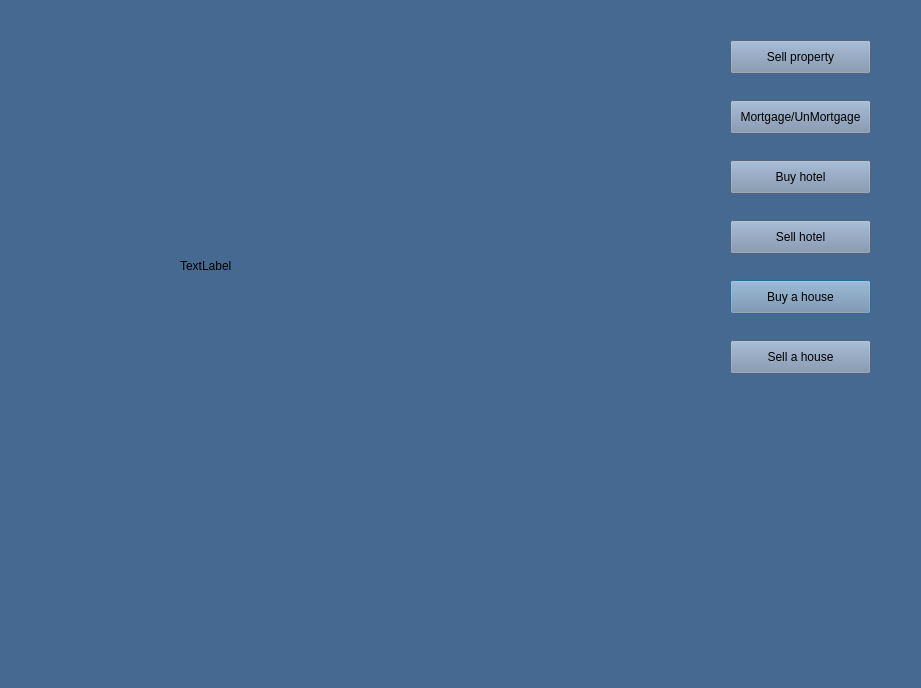
Above: Monopoly/my_properties.ui from shaahinfaezi/Monopoly before the change. Below: the same form after it.
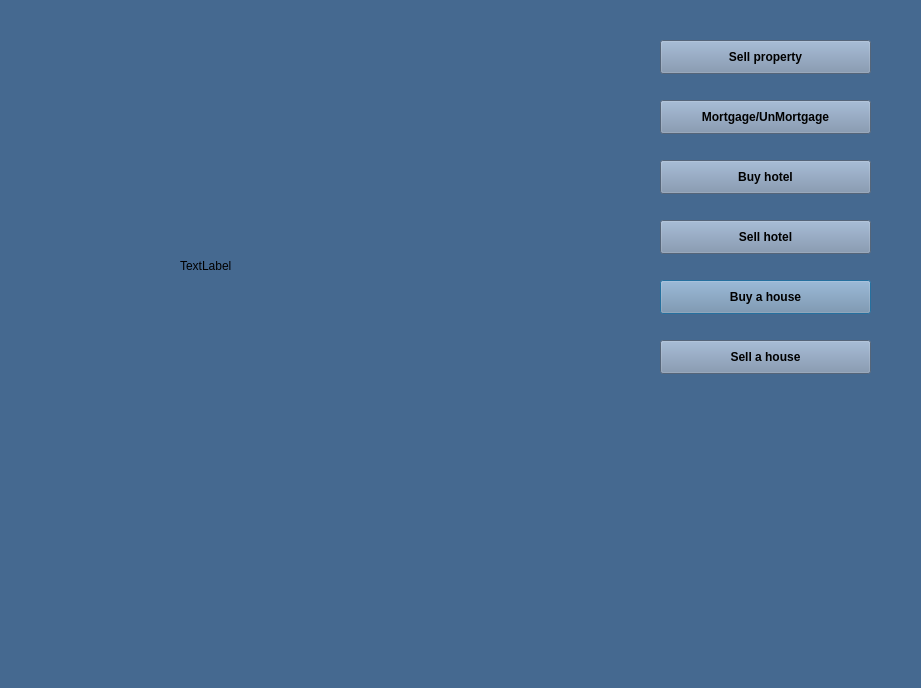
That is the form after the change.

Diff of the .ui file:
```diff
--- a/Monopoly/my_properties.ui
+++ b/Monopoly/my_properties.ui
@@ -20,12 +20,18 @@
   <widget class="QPushButton" name="pushButton">
    <property name="geometry">
     <rect>
-     <x>730</x>
+     <x>660</x>
      <y>280</y>
-     <width>141</width>
+     <width>211</width>
      <height>34</height>
     </rect>
    </property>
+   <property name="font">
+    <font>
+     <weight>75</weight>
+     <bold>true</bold>
+    </font>
+   </property>
    <property name="styleSheet">
     <string notr="true">background-color: rgb(119, 141, 169);
 </string>
@@ -37,12 +43,18 @@
   <widget class="QPushButton" name="pushButton_2">
    <property name="geometry">
     <rect>
-     <x>730</x>
+     <x>660</x>
      <y>160</y>
-     <width>141</width>
+     <width>211</width>
      <height>34</height>
     </rect>
    </property>
+   <property name="font">
+    <font>
+     <weight>75</weight>
+     <bold>true</bold>
+    </font>
+   </property>
    <property name="styleSheet">
     <string notr="true">background-color: rgb(119, 141, 169);
 </string>
@@ -54,12 +66,18 @@
   <widget class="QPushButton" name="pushButton_3">
    <property name="geometry">
     <rect>
-     <x>730</x>
+     <x>660</x>
      <y>40</y>
-     <width>141</width>
+     <width>211</width>
      <height>34</height>
     </rect>
    </property>
+   <property name="font">
+    <font>
+     <weight>75</weight>
+     <bold>true</bold>
+    </font>
+   </property>
    <property name="styleSheet">
     <string notr="true">background-color: rgb(119, 141, 169);
 </string>
@@ -71,12 +89,18 @@
   <widget class="QPushButton" name="pushButton_4">
    <property name="geometry">
     <rect>
-     <x>730</x>
+     <x>660</x>
      <y>340</y>
-     <width>141</width>
+     <width>211</width>
      <height>34</height>
     </rect>
    </property>
+   <property name="font">
+    <font>
+     <weight>75</weight>
+     <bold>true</bold>
+    </font>
+   </property>
    <property name="styleSheet">
     <string notr="true">background-color: rgb(119, 141, 169);
 </string>
@@ -88,12 +112,18 @@
   <widget class="QPushButton" name="pushButton_5">
    <property name="geometry">
     <rect>
-     <x>730</x>
+     <x>660</x>
      <y>220</y>
-     <width>141</width>
+     <width>211</width>
      <height>34</height>
     </rect>
    </property>
+   <property name="font">
+    <font>
+     <weight>75</weight>
+     <bold>true</bold>
+    </font>
+   </property>
    <property name="styleSheet">
     <string notr="true">background-color: rgb(119, 141, 169);
 </string>
@@ -105,12 +135,18 @@
   <widget class="QPushButton" name="pushButton_7">
    <property name="geometry">
     <rect>
-     <x>730</x>
+     <x>660</x>
      <y>100</y>
-     <width>141</width>
+     <width>211</width>
      <height>34</height>
     </rect>
    </property>
+   <property name="font">
+    <font>
+     <weight>75</weight>
+     <bold>true</bold>
+    </font>
+   </property>
    <property name="styleSheet">
     <string notr="true">background-color: rgb(119, 141, 169);
 </string>
```
